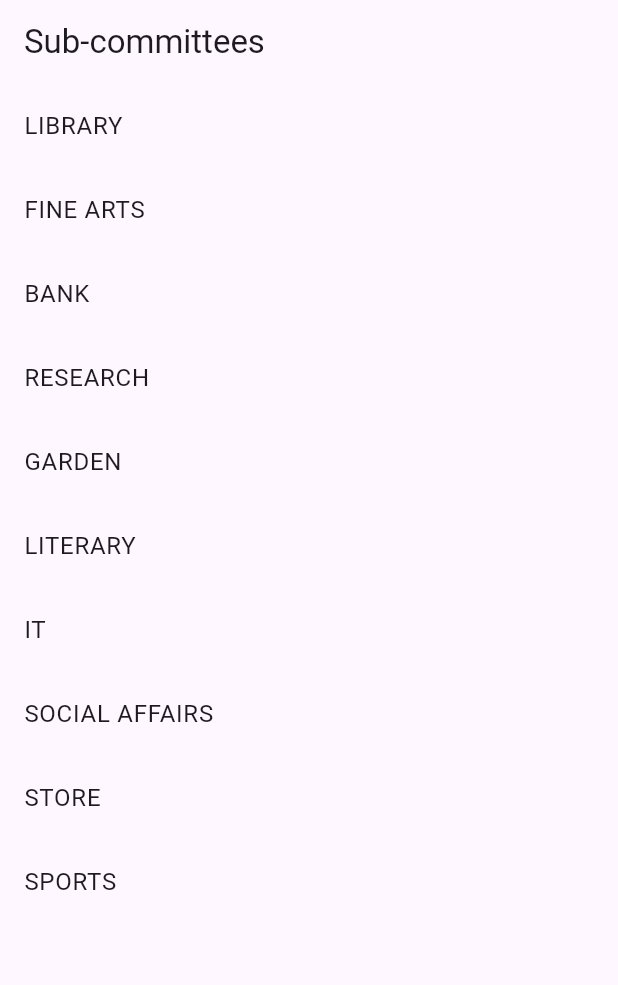
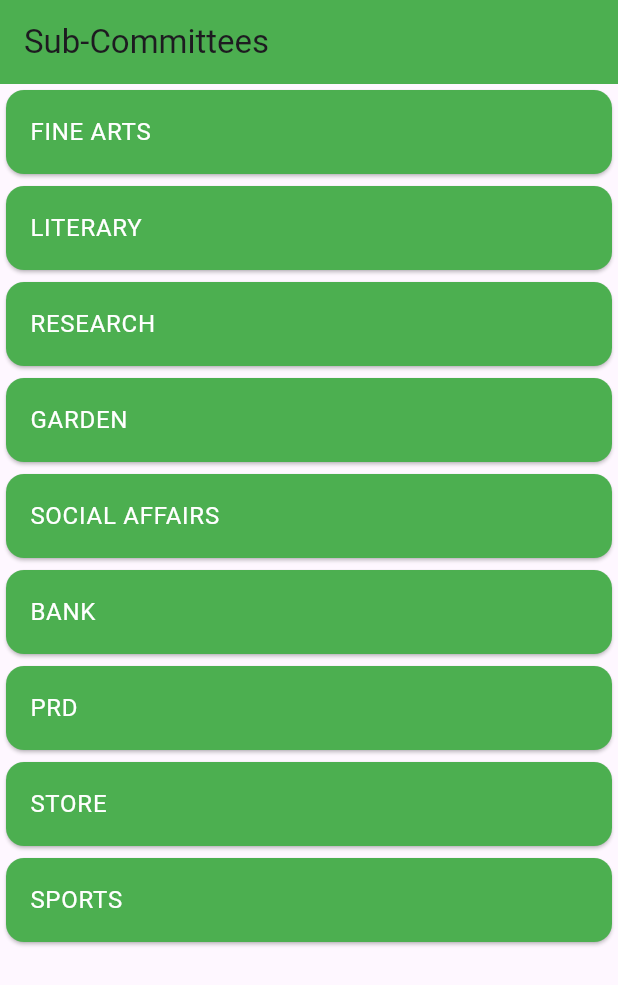
Before and after one commit to jezzyll/MajlisGramm-COPY, a Flutter app: the UnionHomePage screen opened directly, after a tap on "Sub-committee", on a phone screen of 412 x 824 dp. Shown: the top 985 px of the screen. Run offline on Flutter 3.47's test engine with Material 3 defaults, Android fonts, the phone set to English and light mode, and no system bars; our stand-ins replace carousel_slider, cloud_firestore, firebase_auth, firebase_core, firebase_storage, image_picker and 1 more; accounts and stored records are empty; network calls fail.

```diff
--- a/lib/Union/SubCommittee/union_sub_committee.dart
+++ b/lib/Union/SubCommittee/union_sub_committee.dart
@@ -20,97 +20,111 @@ class UnionSubcommittee extends StatelessWidget {
       debugShowCheckedModeBanner: false,
       home: Scaffold(
         appBar: AppBar(
-          title: Text('Sub-committees'),
+          title: Text('Sub-Committees'),
+          backgroundColor: Colors.green,
         ),
+
         body: ListView(
           children: [
-            ListTile(
-              title: Text('LIBRARY'),
+            _buildSubcommitteeTile(
+              title: 'FINE ARTS',
               onTap: () {
-                print('LITERARY selected');
-              },
-            ),
-            ListTile(
-              title: Text('FINE ARTS'),
-              onTap: () {
-                Navigator.push(context,
-            MaterialPageRoute(builder: (context) => Unionfinearts(),
-            ),
+                Navigator.push(
+                  context,
+                  MaterialPageRoute(builder: (context) => Unionfinearts()),
                 );
               },
             ),
-            ListTile(
-              title: Text('BANK'),
+            _buildSubcommitteeTile(
+              title: 'LITERARY',
               onTap: () {
-                print('SOCIAL AFFAIRS selected');
-              },
-            ),
-            ListTile(
-              title: Text('RESEARCH'),
-              onTap: () {
-                Navigator.push(context,
-            MaterialPageRoute(builder: (context) => UnionResearch(),
-            ),
+                Navigator.push(
+                  context,
+                  MaterialPageRoute(builder: (context) => UnionLiterary()),
                 );
               },
             ),
-            ListTile(
-              title: Text('GARDEN'),
+            _buildSubcommitteeTile(
+              title: 'RESEARCH',
               onTap: () {
-                Navigator.push(context,
-            MaterialPageRoute(builder: (context) => UnionGarden(),
-            ),
+                Navigator.push(
+                  context,
+                  MaterialPageRoute(builder: (context) => UnionResearch()),
                 );
               },
             ),
-             ListTile(
-              title: Text('LITERARY'),
+            _buildSubcommitteeTile(
+              title: 'GARDEN',
               onTap: () {
-                Navigator.push(context,
-            MaterialPageRoute(builder: (context) => UnionLiterary(),
-            ),
+                Navigator.push(
+                  context,
+                  MaterialPageRoute(builder: (context) => UnionGarden()),
                 );
               },
             ),
-             ListTile(
-              title: Text('IT'),
+            _buildSubcommitteeTile(
+              title: 'SOCIAL AFFAIRS',
               onTap: () {
-                Navigator.push(context,
-            MaterialPageRoute(builder: (context) => UnionPrd(),
-            ),
+                Navigator.push(
+                  context,
+                  MaterialPageRoute(builder: (context) => UnionSocialAffairs()),
                 );
               },
             ),
-             ListTile(
-              title: Text('SOCIAL AFFAIRS'),
+            _buildSubcommitteeTile(
+              title: 'BANK',
               onTap: () {
-                Navigator.push(context,
-            MaterialPageRoute(builder: (context) => UnionSocialAffairs(),
-            ),
+                Navigator.push(
+                  context,
+                  MaterialPageRoute(builder: (context) => UnionSocialAffairs()),
                 );
               },
             ),
-             ListTile(
-              title: Text('STORE'),
+
+            _buildSubcommitteeTile(
+              title: 'PRD',
               onTap: () {
-                Navigator.push(context,
-            MaterialPageRoute(builder: (context) => UnionStore(),
-            ),
+                Navigator.push(
+                  context,
+                  MaterialPageRoute(builder: (context) => UnionPrd()),
                 );
               },
             ),
-             ListTile(
-              title: Text('SPORTS'),
+            _buildSubcommitteeTile(
+              title: 'STORE',
               onTap: () {
-                Navigator.push(context,
-            MaterialPageRoute(builder: (context) => UnionSports(),
-            ),
+                Navigator.push(
+                  context,
+                  MaterialPageRoute(builder: (context) => UnionStore()),
                 );
               },
             ),
+            _buildSubcommitteeTile(
+              title: 'SPORTS',
+              onTap: () {
+                Navigator.push(
+                  context,
+                  MaterialPageRoute(builder: (context) => UnionSports()),
+                );
+              },
+            ),
+            // Add other subcommittee tiles similarly
           ],
         ),
       ),
     );
   }
+
+  Widget _buildSubcommitteeTile({required String title, required VoidCallback onTap}) {
+    return Card(
+      color: Colors.green, // Set background color to green
+      child: ListTile(
+        title: Text(
+          title,
+          style: TextStyle(color: Colors.white),
+        ), // Set text color to white
+        onTap: onTap,
+      ),
+    );
   }
+}
--- a/lib/Union/union_home.dart
+++ b/lib/Union/union_home.dart
@@ -95,7 +95,7 @@ class _UnionHomePageState extends State<UnionHomePage> {
                     final bio = member['bio'];
                     final imageUrl = member['image_url'];
                     return Card(
-  color: Colors.green, // Set background color to green
+  color: Color.fromARGB(255, 21, 106, 24), // Set background color to green
   child: Column(
     children: [
       ListTile(
@@ -215,7 +215,22 @@ class _UnionHomePageState extends State<UnionHomePage> {
                   },
                 );
               },
-              child: Text('Add Member'),
+              style: ElevatedButton.styleFrom(
+                            foregroundColor: Colors.white,
+                            backgroundColor: Colors.green,
+                            elevation: 5,
+                            shape: RoundedRectangleBorder(
+                              borderRadius: BorderRadius.circular(10),
+                            ),
+                            padding: EdgeInsets.symmetric(
+                                vertical: 15, horizontal: 30),
+                          ),
+              child: Text('Add Member',
+              style: TextStyle(
+                              fontSize: 18,
+                              fontWeight: FontWeight.bold,
+                            ),
+                            ),
             ),
             Row(
               mainAxisAlignment: MainAxisAlignment.center,
@@ -231,7 +246,22 @@ class _UnionHomePageState extends State<UnionHomePage> {
                         ),
                       );
                     },
-                    child: Text('Sub-committee'),
+                    style: ElevatedButton.styleFrom(
+                            foregroundColor: Colors.white,
+                            backgroundColor: Colors.green,
+                            elevation: 5,
+                            shape: RoundedRectangleBorder(
+                              borderRadius: BorderRadius.circular(10),
+                            ),
+                            padding: EdgeInsets.symmetric(
+                                vertical: 15, horizontal: 30),
+                          ),
+                    child: Text('Sub-committee',
+                    style: TextStyle(
+                              fontSize: 18,
+                              fontWeight: FontWeight.bold,
+                            ),
+                            ),
                   ),
                 ),
                 ElevatedButton(
@@ -245,7 +275,22 @@ class _UnionHomePageState extends State<UnionHomePage> {
                       setState(() {});
                     });
                   },
-                  child: Text('Activities'),
+                  style: ElevatedButton.styleFrom(
+                            foregroundColor: Colors.white,
+                            backgroundColor: Colors.green,
+                            elevation: 5,
+                            shape: RoundedRectangleBorder(
+                              borderRadius: BorderRadius.circular(10),
+                            ),
+                            padding: EdgeInsets.symmetric(
+                                vertical: 15, horizontal: 30),
+                          ),
+                  child: Text('Activities',
+                  style: TextStyle(
+                              fontSize: 18,
+                              fontWeight: FontWeight.bold,
+                            ),
+                            ),
                 ),
               ],
             ),
--- a/pubspec.yaml
+++ b/pubspec.yaml
@@ -41,7 +41,7 @@ dependencies:
   firebase_core: ^2.24.2
   firebase_auth: ^4.16.0
   cloud_firestore: ^4.14.0
-  provider: 6.1.1
+  provider: ^6.1.2
   shared_preferences: ^2.2.2
   carousel_slider: ^4.2.1
   image_picker: ^1.0.7
```
Also changed, not shown: lib/Union/SubCommittee/union_garden.dart (+99 -11 lines), pubspec.lock. Lines whose indentation alone changed are shown as unchanged.
